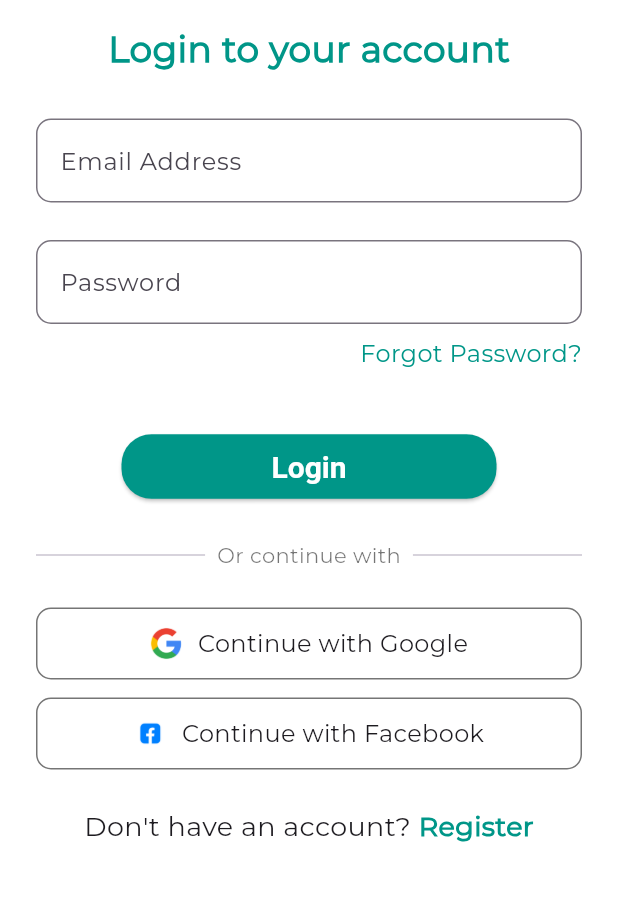
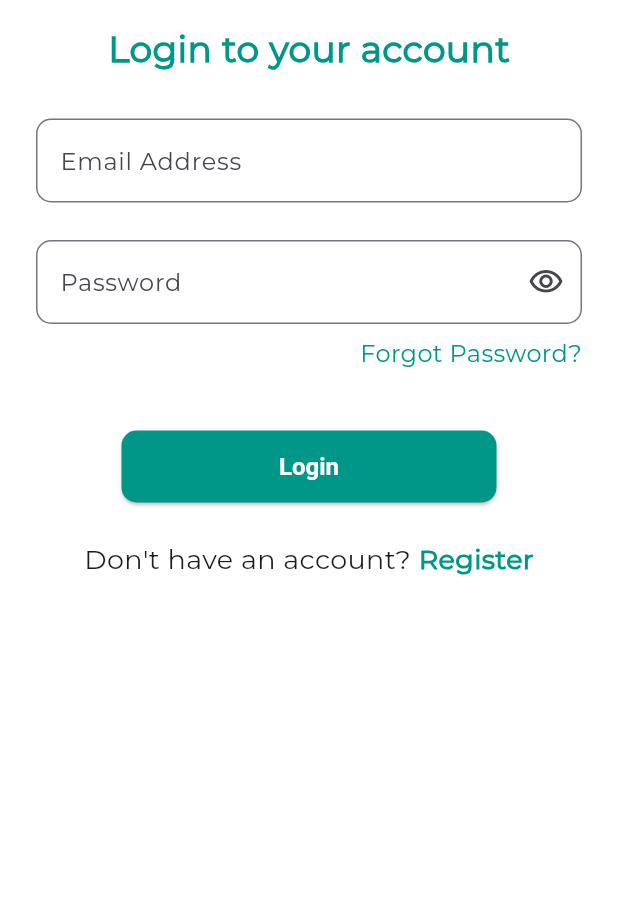
Before and after one commit to dipika-maharjan/trip_wise_nepal, a Flutter app: the screen it shows after launch, after a tap on "Skip", on a phone screen of 412 x 824 dp, the part 240-1141 px from its top. Run offline on Flutter 3.47's test engine with Material 3 defaults, Android fonts, the phone set to English and light mode, and no system bars; our stand-ins replace dartz, equatable, flutter_riverpod, hive, shared_preferences; accounts and stored records are empty.

Commit message:
finalize login/register with validation, Hive storage, and Riverpod navigation

```diff
--- a/lib/app.dart
+++ b/lib/app.dart
@@ -1,10 +1,6 @@
 import 'package:flutter/material.dart';
 import 'package:trip_wise_nepal/app/theme/theme_data.dart';
 import 'features/splash/presentation/pages/splash_screen.dart';
-
-void main() {
-  runApp(const MyApp());
-}
 
 class MyApp extends StatelessWidget {
   const MyApp({super.key});
--- a/lib/core/services/storage/user_session_service.dart
+++ b/lib/core/services/storage/user_session_service.dart
@@ -1,10 +1,6 @@
 import 'package:flutter_riverpod/flutter_riverpod.dart';
 import 'package:shared_preferences/shared_preferences.dart';
-
-// SharedPreferences instance provider
-final sharedPreferencesProvider = Provider<SharedPreferences>((ref) {
-  throw UnimplementedError('SharedPreferences must be overridden in main.dart');
-});
+import 'package:trip_wise_nepal/core/providers/shared_preferences_provider.dart';
 
 // UserSessionService provider
 final userSessionServiceProvider = Provider<UserSessionService>((ref) {
--- a/lib/features/auth/presentation/pages/login_screen.dart
+++ b/lib/features/auth/presentation/pages/login_screen.dart
@@ -1,30 +1,71 @@
 import 'package:flutter/material.dart';
+import 'package:flutter_riverpod/flutter_riverpod.dart';
 import 'package:trip_wise_nepal/features/dashboard/presentation/pages/bottom_screen_layout.dart';
 import 'package:trip_wise_nepal/features/auth/presentation/pages/register_screen.dart';
-import 'package:trip_wise_nepal/core/widgets/my_button.dart';
-import 'package:trip_wise_nepal/core/widgets/my_text_field.dart';
+import 'package:trip_wise_nepal/features/auth/presentation/state/auth_state.dart';
+import 'package:trip_wise_nepal/features/auth/presentation/view_model/auth_view_model.dart';
+import 'package:trip_wise_nepal/core/utils/snackbar_utils.dart';
+import 'package:trip_wise_nepal/app/routes/app_routes.dart';
 
-class LoginScreen extends StatefulWidget {
+class LoginScreen extends ConsumerStatefulWidget {
   const LoginScreen({super.key});
 
   @override
-  State<LoginScreen> createState() => _LoginScreenState();
+  ConsumerState<LoginScreen> createState() => _LoginScreenState();
 }
 
-class _LoginScreenState extends State<LoginScreen> {
-  final TextEditingController emailController = TextEditingController();
-  final TextEditingController passwordController = TextEditingController();
+class _LoginScreenState extends ConsumerState<LoginScreen> {
   final _formKey = GlobalKey<FormState>();
+  final _emailController = TextEditingController();
+  final _passwordController = TextEditingController();
+  bool _obscurePassword = true;
 
   @override
   void dispose() {
-    emailController.dispose();
-    passwordController.dispose();
+    _emailController.dispose();
+    _passwordController.dispose();
     super.dispose();
+  }
+
+  Future<void> _handleLogin() async {
+    if (_emailController.text.trim().isEmpty ||
+        _passwordController.text.isEmpty) {
+      SnackbarUtils.showError(
+        context,
+        'Please fill all fields',
+      );
+      return;
+    }
+
+    if (_formKey.currentState!.validate()) {
+      await ref.read(authViewModelProvider.notifier).login(
+            email: _emailController.text.trim(),
+            password: _passwordController.text,
+          );
+    }
+  }
+
+  void _navigateToRegister() {
+    AppRoutes.push(context, const RegisterScreen());
+  }
+
+  void _handleForgotPassword() {
+    SnackbarUtils.showInfo(context, 'Forgot password feature coming soon');
   }
 
   @override
   Widget build(BuildContext context) {
+    final authState = ref.watch(authViewModelProvider);
+
+    // Listen to auth state changes
+    ref.listen<AuthState>(authViewModelProvider, (previous, next) {
+      if (next.status == AuthStatus.authenticated) {
+        AppRoutes.pushReplacement(context, const BottomScreenLayout());
+      } else if (next.status == AuthStatus.error && next.errorMessage != null) {
+        SnackbarUtils.showError(context, next.errorMessage!);
+      }
+    });
+
     return Scaffold(
       body: SafeArea(
         child: SingleChildScrollView(
@@ -55,29 +96,73 @@ class _LoginScreenState extends State<LoginScreen> {
                     ),
                   ),
                   const SizedBox(height: 30),
-                  MyTextField(
-                    controller: emailController,
+                  TextFormField(
+                    controller: _emailController,
+                    keyboardType: TextInputType.emailAddress,
+                    decoration: InputDecoration(
                       hintText: "Enter your email address",
                       labelText: "Email Address",
-                    errorMessage: "Please enter your email",
+                      border: OutlineInputBorder(
+                        borderRadius: BorderRadius.circular(10),
+                      ),
+                    ),
+                    validator: (value) {
+                      if (value == null || value.isEmpty) {
+                        return 'Please enter your email';
+                      }
+                      if (!RegExp(r'^[\w-\.]+@([\w-]+\.)+[\w-]{2,4}$')
+                          .hasMatch(value)) {
+                        return 'Please enter a valid email';
+                      }
+                      return null;
+                    },
                   ),
                   const SizedBox(height: 25),
-                  MyTextField(
-                    controller: passwordController,
+                  TextFormField(
+                    controller: _passwordController,
+                    obscureText: _obscurePassword,
+                    decoration: InputDecoration(
                       hintText: "Enter your password",
                       labelText: "Password",
-                    errorMessage: "Please enter your password",
+                      border: OutlineInputBorder(
+                        borderRadius: BorderRadius.circular(10),
+                      ),
+                      suffixIcon: IconButton(
+                        icon: Icon(
+                          _obscurePassword
+                              ? Icons.visibility_outlined
+                              : Icons.visibility_off_outlined,
+                        ),
+                        onPressed: () {
+                          setState(() {
+                            _obscurePassword = !_obscurePassword;
+                          });
+                        },
+                      ),
+                    ),
+                    validator: (value) {
+                      if (value == null || value.isEmpty) {
+                        return 'Please enter your password';
+                      }
+                      if (value.length < 6) {
+                        return 'Password must be at least 6 characters';
+                      }
+                      return null;
+                    },
                   ),
                   const SizedBox(height: 8),
                   Row(
                     mainAxisAlignment: MainAxisAlignment.end,
                     children: [
-                      Text(
+                      GestureDetector(
+                        onTap: _handleForgotPassword,
+                        child: Text(
                           "Forgot Password?",
                           style: TextStyle(
                             fontSize: 16,
                             color: Colors.teal,
                             fontWeight: FontWeight.w500,
+                          ),
                         ),
                       ),
                     ],
@@ -86,66 +171,36 @@ class _LoginScreenState extends State<LoginScreen> {
                   Center(
                     child: SizedBox(
                       width: 250,
-                      child: MyButton(
-                        onPressed: () {
-                          Navigator.push(
-                            context,
-                            MaterialPageRoute(builder: (context) => const BottomScreenLayout()),
-                          );
-                        },
-                        text: "Login",
+                      height: 48,
+                      child: ElevatedButton(
+                        onPressed: authState.status == AuthStatus.loading
+                            ? null
+                            : _handleLogin,
+                        style: ElevatedButton.styleFrom(
+                          backgroundColor: Colors.teal,
+                          shape: RoundedRectangleBorder(
+                            borderRadius: BorderRadius.circular(10),
                           ),
                         ),
-                  ),
-                  const SizedBox(height: 25),
-                  Row(
-                    children: [
-                      Expanded(child: Divider(thickness: 1)),
-                      Padding(
-                        padding: EdgeInsets.symmetric(horizontal: 8),
-                        child: Text(
-                          "Or continue with",
-                          style: TextStyle(fontSize: 14, color: Colors.black54),
+                        child: authState.status == AuthStatus.loading
+                            ? const SizedBox(
+                                height: 20,
+                                width: 20,
+                                child: CircularProgressIndicator(
+                                  strokeWidth: 2,
+                                  valueColor: AlwaysStoppedAnimation<Color>(
+                                    Colors.white,
                                   ),
                                 ),
-                      Expanded(child: Divider(thickness: 1)),
-                    ],
-                  ),
-                  const SizedBox(height: 25),
-                  GestureDetector(
-                    onTap: () {},
-                    child: Container(
-                      height: 48,
-                      decoration: BoxDecoration(
-                        border: Border.all(color: Colors.black54),
-                        borderRadius: BorderRadius.circular(10),
-                      ),
-                      child: Row(
-                        mainAxisAlignment: MainAxisAlignment.center,
-                        children: [
-                          Image.asset("assets/images/google.png", height: 22),
-                          const SizedBox(width: 10),
-                          Text("Continue with Google", style: TextStyle(fontSize: 16)),
-                        ],
+                              )
+                            : const Text(
+                                "Login",
+                                style: TextStyle(
+                                  fontSize: 16,
+                                  fontWeight: FontWeight.bold,
+                                  color: Colors.white,
                                 ),
                               ),
-                  ),
-                  const SizedBox(height: 12),
-                  GestureDetector(
-                    onTap: () {},
-                    child: Container(
-                      height: 48,
-                      decoration: BoxDecoration(
-                        border: Border.all(color: Colors.black54),
-                        borderRadius: BorderRadius.circular(10),
-                      ),
-                      child: Row(
-                        mainAxisAlignment: MainAxisAlignment.center,
-                        children: [
-                          Image.asset("assets/images/facebook.png", height: 22),
-                          const SizedBox(width: 10),
-                          Text("Continue with Facebook", style: TextStyle(fontSize: 16)),
-                        ],
                       ),
                     ),
                   ),
@@ -158,15 +213,14 @@ class _LoginScreenState extends State<LoginScreen> {
                         style: TextStyle(fontSize: 18),
                       ),
                       GestureDetector(
-                        onTap: () {
-                          Navigator.push(
-                            context,
-                            MaterialPageRoute(builder: (context) => const RegisterScreen()),
-                          );
-                        },
+                        onTap: _navigateToRegister,
                         child: const Text(
                           "Register",
-                          style: TextStyle(fontSize: 18, fontWeight: FontWeight.bold, color: Colors.teal),
+                          style: TextStyle(
+                            fontSize: 18,
+                            fontWeight: FontWeight.bold,
+                            color: Colors.teal,
+                          ),
                         ),
                       ),
                     ],
--- a/lib/main.dart
+++ b/lib/main.dart
@@ -1,6 +1,39 @@
-import 'package:flutter/cupertino.dart';
-import 'app.dart';
+import 'package:flutter/material.dart';
+import 'package:flutter/services.dart';
+import 'package:flutter_riverpod/flutter_riverpod.dart';
+import 'package:trip_wise_nepal/app.dart';
+import 'package:trip_wise_nepal/core/services/hive/hive_service.dart';
+import 'package:trip_wise_nepal/core/providers/shared_preferences_provider.dart';
+import 'package:shared_preferences/shared_preferences.dart';
 
-void main(){
-  runApp(const MyApp());
+Future<void> main() async {
+  WidgetsFlutterBinding.ensureInitialized();
+
+  // Set system UI overlay style
+  SystemChrome.setSystemUIOverlayStyle(
+    const SystemUiOverlayStyle(
+      statusBarColor: Colors.transparent,
+      statusBarIconBrightness: Brightness.dark,
+      systemNavigationBarColor: Colors.white,
+      systemNavigationBarIconBrightness: Brightness.dark,
+    ),
+  );
+
+  // Initialize Hive database
+  await HiveService.instance.init();
+
+  // Initialize SharedPreferences
+  // This is required because SharedPreferences is async,
+  // but Riverpod providers are sync by default.
+  // So we initialize it here and override the provider.
+  final sharedPreferences = await SharedPreferences.getInstance();
+
+  runApp(
+    ProviderScope(
+      overrides: [
+        sharedPreferencesProvider.overrideWithValue(sharedPreferences),
+      ],
+      child: const MyApp(),
+    ),
+  );
 }
```
Also changed, not shown: lib/app/routes/app_routes.dart (added, +35 -0 lines), lib/core/providers/shared_preferences_provider.dart (added, +10 -0 lines), lib/core/services/hive/hive_service.dart (+12 -1 lines), lib/features/auth/presentation/pages/register_screen.dart (+110 -150 lines). Lines whose indentation alone changed are shown as unchanged.
